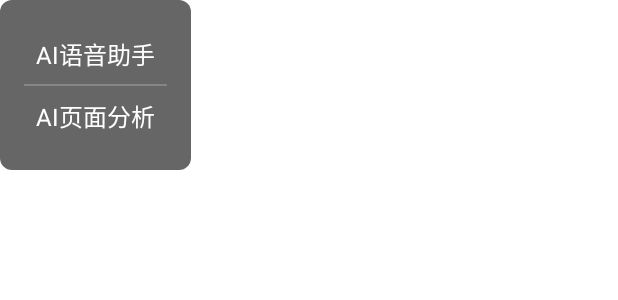
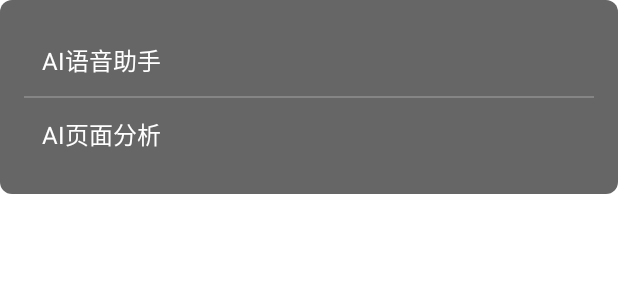
Before and after one commit to tonygyf/onlineTeach, an Android app: the layout layout_floating_menu.xml on its own in the app's theme, with its tools: preview values and no code run, on a phone screen of 412 x 824 dp. Shown: the top 300 px of the screen. Run offline under Robolectric (Android 15) with nearby library versions, the phone set to English and light mode, and no system bars.

Commit message:
点击事件修改

```diff
--- a/app/src/main/AndroidManifest.xml
+++ b/app/src/main/AndroidManifest.xml
@@ -57,6 +57,12 @@
             android:name=".service.FloatingAssistantService"
             android:enabled="true"
             android:exported="false" />
+
+        <!-- AI语音助手Activity -->
+        <activity
+            android:name=".VoiceAssistantActivity"
+            android:exported="false"
+            android:label="AI语音助手" />
     </application>
 
 </manifest>
--- a/app/src/main/java/com/example/onlineteach/service/FloatingAssistantService.java
+++ b/app/src/main/java/com/example/onlineteach/service/FloatingAssistantService.java
@@ -156,8 +156,10 @@ public class FloatingAssistantService extends Service {
             voiceAssistantItem.setOnClickListener(new View.OnClickListener() {
                 @Override
                 public void onClick(View v) {
-                    // AI语音助手功能（暂未实现）
-                    ToastUtils.showToast(getApplicationContext(), "AI语音助手功能即将上线", Toast.LENGTH_SHORT);
+                    // 启动AI语音助手Activity
+                    Intent intent = new Intent(getApplicationContext(), com.example.onlineteach.VoiceAssistantActivity.class);
+                    intent.addFlags(Intent.FLAG_ACTIVITY_NEW_TASK);
+                    startActivity(intent);
                     hideMenu();
                 }
             });
--- /dev/null
+++ b/app/src/main/res/drawable/menu_item_background.xml
@@ -0,0 +1,10 @@
+<?xml version="1.0" encoding="utf-8"?>
+<ripple xmlns:android="http://schemas.android.com/apk/res/android"
+    android:color="#33FFFFFF">
+    <item android:id="@android:id/mask">
+        <shape android:shape="rectangle">
+            <solid android:color="#FFFFFF" />
+            <corners android:radius="4dp" />
+        </shape>
+    </item>
+</ripple>
--- a/app/src/main/res/layout/layout_floating_menu.xml
+++ b/app/src/main/res/layout/layout_floating_menu.xml
@@ -8,11 +8,13 @@
 
     <TextView
         android:id="@+id/menu_voice_assistant"
-        android:layout_width="wrap_content"
+        android:layout_width="match_parent"
         android:layout_height="wrap_content"
-
+        android:clickable="true"
+        android:focusable="true"
+        android:background="@drawable/menu_item_background"
         android:drawablePadding="8dp"
-        android:padding="8dp"
+        android:padding="12dp"
         android:text="AI语音助手"
         android:textColor="#FFFFFF"
         android:textSize="16sp" />
@@ -24,11 +26,13 @@
 
     <TextView
         android:id="@+id/menu_page_analysis"
-        android:layout_width="wrap_content"
+        android:layout_width="match_parent"
         android:layout_height="wrap_content"
-
+        android:clickable="true"
+        android:focusable="true"
+        android:background="@drawable/menu_item_background"
         android:drawablePadding="8dp"
-        android:padding="8dp"
+        android:padding="12dp"
         android:text="AI页面分析"
         android:textColor="#FFFFFF"
         android:textSize="16sp" />
```
Also changed, not shown: app/src/main/java/com/example/onlineteach/VoiceAssistantActivity.kt (renamed from app/src/main/java/com/example/onlineteach/VoiceAssistantActivity.java.kt).
